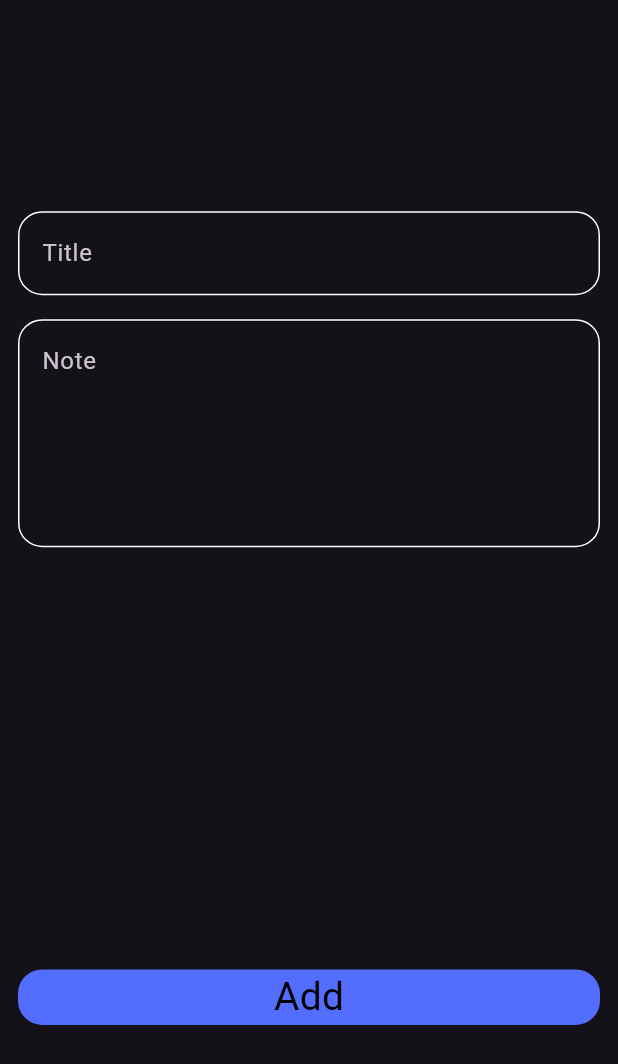
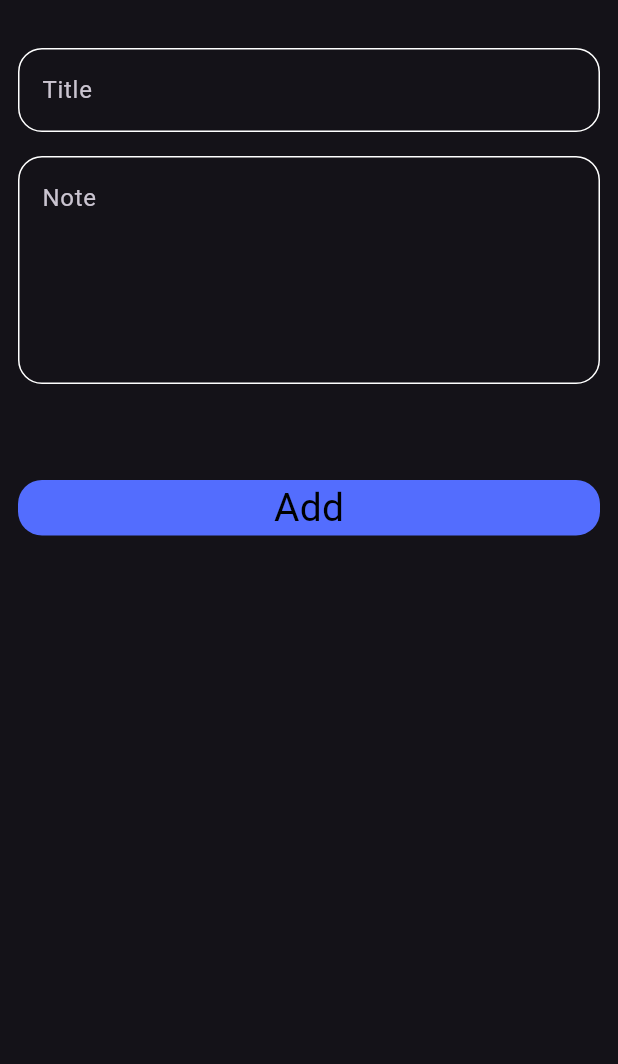
Before and after one commit to MrMeligy/NotaApp, a Flutter app: the AddNoteModalSheet widget shown alone on an empty page, opened directly, on a phone screen of 412 x 824 dp. Shown: the top 1064 px of the screen. Run offline on Flutter 3.47's test engine with Material 3 defaults, Android fonts, the phone set to English and light mode, and no system bars.

Commit message:
Adding SingleChiledScrollView

```diff
--- a/lib/views/widgets/add_note_modal_sheet.dart
+++ b/lib/views/widgets/add_note_modal_sheet.dart
@@ -7,11 +7,16 @@ class AddNoteModalSheet extends StatelessWidget {
 
   @override
   Widget build(BuildContext context) {
-    return Padding(
+    return SingleChildScrollView(
+      padding: EdgeInsets.only(
+        bottom: MediaQuery.of(context).viewInsets.bottom,
+      ),
+      child: Padding(
         padding: const EdgeInsets.symmetric(horizontal: 12),
         child: Column(
           mainAxisAlignment: MainAxisAlignment.spaceAround,
           children: [
+            SizedBox(height: 32),
             Column(
               children: [
                 CustomTextField(hint: "Title"),
@@ -19,8 +24,11 @@ class AddNoteModalSheet extends StatelessWidget {
                 CustomTextField(hint: "Note", maxLines: 5),
               ],
             ),
+            SizedBox(height: 64),
             CustomButton(),
+            SizedBox(height: 32),
           ],
+        ),
       ),
     );
   }
--- a/lib/views/widgets/custom_button.dart
+++ b/lib/views/widgets/custom_button.dart
@@ -6,7 +6,7 @@ class CustomButton extends StatelessWidget {
   @override
   Widget build(BuildContext context) {
     return Container(
-      width: double.infinity,
+      width: MediaQuery.of(context).size.width,
       decoration: BoxDecoration(
         borderRadius: BorderRadius.circular(16),
         color: Colors.indigoAccent,
```
Lines whose indentation alone changed are shown as unchanged.
